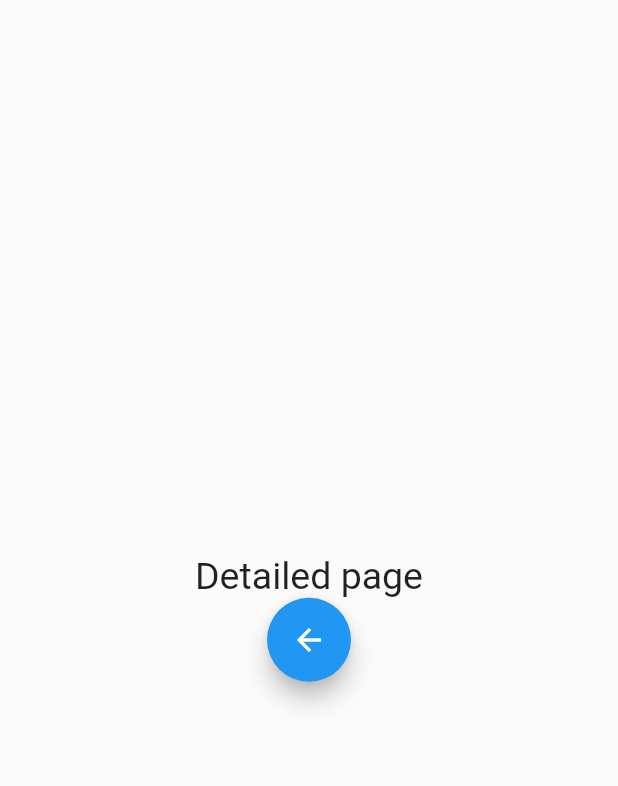
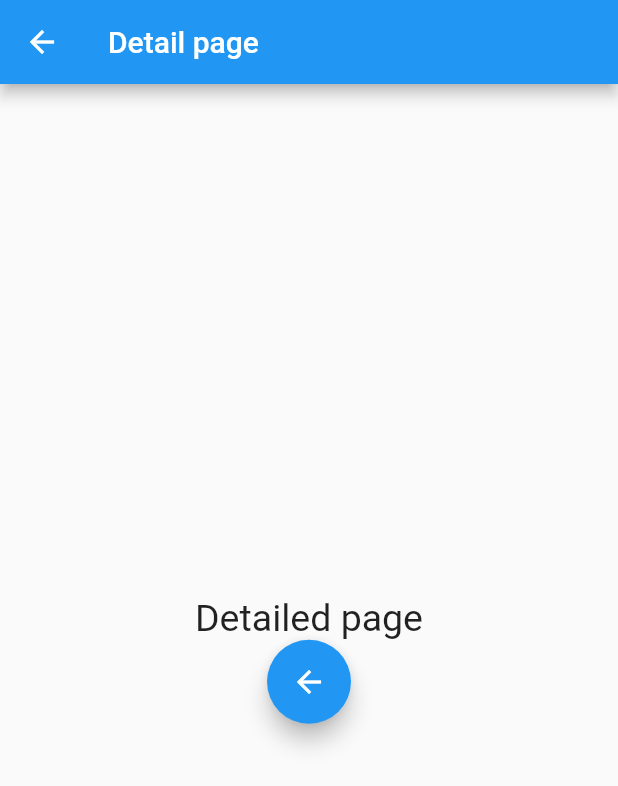
Before and after one commit to Dipesh2056/Connect-pages-with-navigator, a Flutter app: the MyPageDetail screen opened directly, on a phone screen of 412 x 824 dp. Shown: the top 786 px of the screen. Run offline on Flutter 3.47's test engine with Material 2 defaults, Android fonts, the phone set to English and light mode, and no system bars.

Commit message:
second commit

```diff
--- a/lib/detail.dart
+++ b/lib/detail.dart
@@ -4,6 +4,7 @@ class MyPageDetail extends StatelessWidget{
   @override
   Widget build(BuildContext context) {
     return Scaffold(
+      appBar: AppBar(title:  Text("Detail page"),),
       body: Center(
         child: Column(
           mainAxisAlignment: MainAxisAlignment.center,
```
